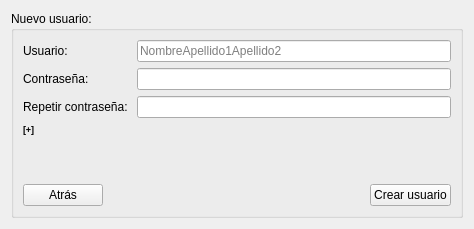
Above: components/therapyManager/src/register.ui from robocomp/robotherapy before the change. Below: the same form after it.
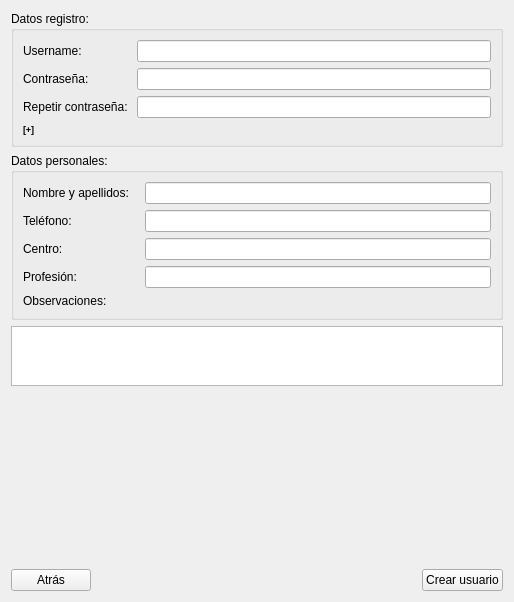
That is the form after the change.

Diff of the .ui file:
```diff
--- a/components/therapyManager/src/register.ui
+++ b/components/therapyManager/src/register.ui
@@ -6,8 +6,8 @@
    <rect>
     <x>0</x>
     <y>0</y>
-    <width>474</width>
-    <height>229</height>
+    <width>514</width>
+    <height>602</height>
    </rect>
   </property>
   <property name="windowTitle">
@@ -17,56 +17,53 @@
    <item>
     <widget class="QGroupBox" name="groupBox">
      <property name="title">
-      <string>Nuevo usuario:</string>
+      <string>Datos registro:</string>
      </property>
      <layout class="QVBoxLayout" name="verticalLayout_3">
       <item>
        <layout class="QFormLayout" name="formLayout">
-        <item row="0" column="0">
-         <widget class="QLabel" name="username_label_reg">
+        <property name="fieldGrowthPolicy">
+         <enum>QFormLayout::AllNonFixedFieldsGrow</enum>
+        </property>
+        <item row="1" column="0">
+         <widget class="QLabel" name="label">
           <property name="text">
-           <string>Usuario:</string>
-          </property>
-         </widget>
-        </item>
-        <item row="0" column="1">
-         <widget class="QLineEdit" name="username_lineedit_reg">
-          <property name="placeholderText">
-           <string>NombreApellido1Apellido2</string>
+           <string>Username:</string>
           </property>
          </widget>
         </item>
         <item row="1" column="1">
-         <widget class="QLineEdit" name="password_lineedit_reg">
-          <property name="echoMode">
-           <enum>QLineEdit::Password</enum>
-          </property>
-         </widget>
+         <widget class="QLineEdit" name="username_lineedit_reg"/>
         </item>
-        <item row="1" column="0">
+        <item row="2" column="0">
          <widget class="QLabel" name="password_label_reg">
           <property name="text">
            <string>Contraseña:       </string>
           </property>
          </widget>
         </item>
-        <item row="2" column="0">
+        <item row="2" column="1">
+         <widget class="QLineEdit" name="password_lineedit_reg">
+          <property name="echoMode">
+           <enum>QLineEdit::Password</enum>
+          </property>
+         </widget>
+        </item>
+        <item row="3" column="0">
          <widget class="QLabel" name="password_2_label_reg">
           <property name="text">
            <string>Repetir contraseña: </string>
           </property>
          </widget>
         </item>
-        <item row="2" column="1">
+        <item row="3" column="1">
          <widget class="QLineEdit" name="password_2_lineedit_reg">
           <property name="echoMode">
            <enum>QLineEdit::Password</enum>
           </property>
          </widget>
         </item>
-       </layout>
-      </item>
-      <item>
+        <item row="4" column="0">
        <widget class="QLabel" name="password_status_reg">
         <property name="font">
          <font>
@@ -80,6 +77,84 @@
         </property>
        </widget>
       </item>
+       </layout>
+      </item>
+     </layout>
+    </widget>
+   </item>
+   <item>
+    <widget class="QGroupBox" name="groupBox_2">
+     <property name="title">
+      <string>Datos personales:</string>
+     </property>
+     <layout class="QFormLayout" name="formLayout_2">
+      <property name="fieldGrowthPolicy">
+       <enum>QFormLayout::AllNonFixedFieldsGrow</enum>
+      </property>
+      <item row="0" column="0">
+       <widget class="QLabel" name="name_label_reg">
+        <property name="text">
+         <string>Nombre y apellidos:   </string>
+        </property>
+       </widget>
+      </item>
+      <item row="0" column="1">
+       <widget class="QLineEdit" name="name_lineedit_reg">
+        <property name="placeholderText">
+         <string/>
+        </property>
+       </widget>
+      </item>
+      <item row="1" column="0">
+       <widget class="QLabel" name="label_5">
+        <property name="text">
+         <string>Teléfono:</string>
+        </property>
+       </widget>
+      </item>
+      <item row="1" column="1">
+       <widget class="QLineEdit" name="telefono_lineedit"/>
+      </item>
+      <item row="2" column="0">
+       <widget class="QLabel" name="label_2">
+        <property name="text">
+         <string>Centro:</string>
+        </property>
+       </widget>
+      </item>
+      <item row="2" column="1">
+       <widget class="QLineEdit" name="centro_lineedit_reg"/>
+      </item>
+      <item row="3" column="0">
+       <widget class="QLabel" name="label_3">
+        <property name="text">
+         <string>Profesión:</string>
+        </property>
+       </widget>
+      </item>
+      <item row="3" column="1">
+       <widget class="QLineEdit" name="profesion_lineedit"/>
+      </item>
+      <item row="4" column="0">
+       <widget class="QLabel" name="label_4">
+        <property name="text">
+         <string>Observaciones:</string>
+        </property>
+       </widget>
+      </item>
+     </layout>
+    </widget>
+   </item>
+   <item>
+    <widget class="QPlainTextEdit" name="observaciones_plaintext">
+     <property name="maximumSize">
+      <size>
+       <width>16777215</width>
+       <height>60</height>
+      </size>
+     </property>
+    </widget>
+   </item>
       <item>
        <spacer name="verticalSpacer">
         <property name="orientation">
@@ -123,9 +198,6 @@
          </widget>
         </item>
        </layout>
-      </item>
-     </layout>
-    </widget>
    </item>
   </layout>
  </widget>
```
Lines whose indentation alone changed are shown as unchanged.
